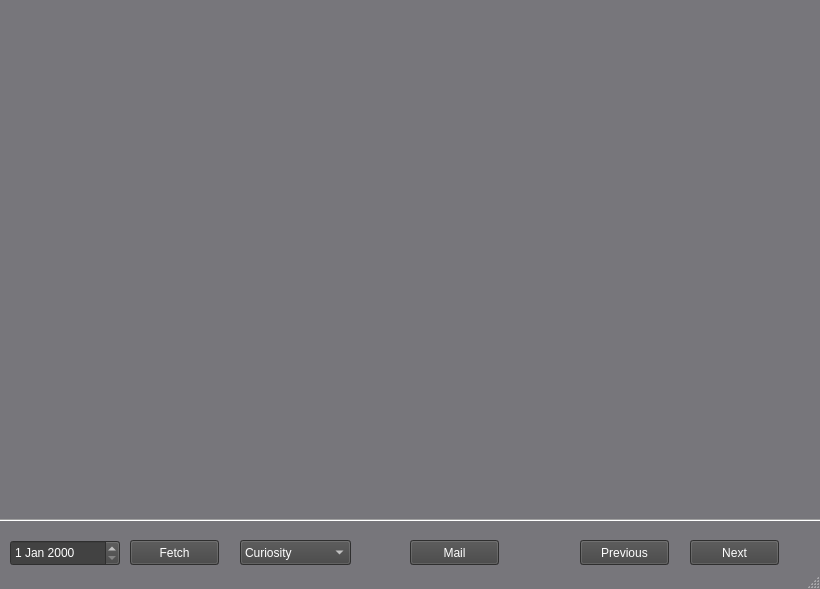
ivinjabraham/redeyes, file base.ui: the form before one commit.
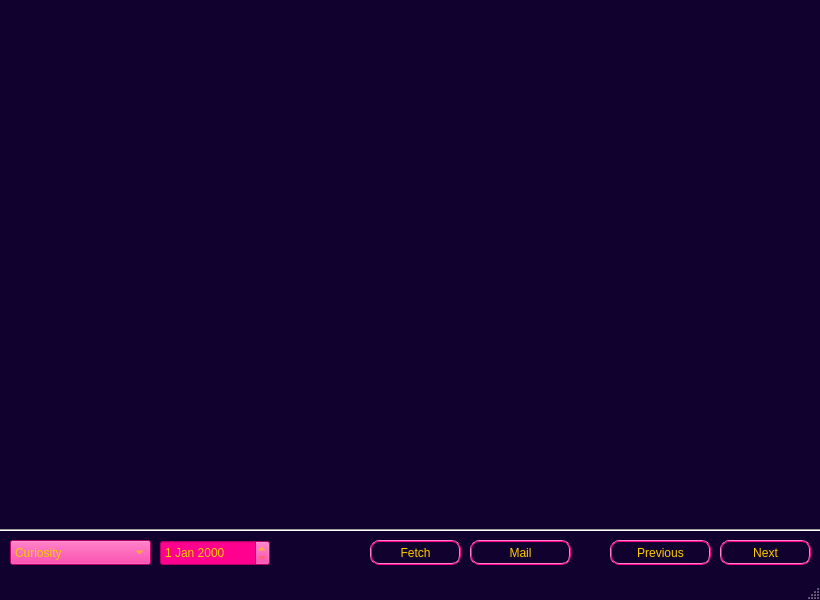
The form after the commit.

Commit message: ADD: Mail sent and not sent dialog windows.

Diff of the .ui file:
```diff
--- a/base.ui
+++ b/base.ui
@@ -7,37 +7,65 @@
     <x>0</x>
     <y>0</y>
     <width>820</width>
-    <height>589</height>
+    <height>600</height>
    </rect>
   </property>
+  <property name="minimumSize">
+   <size>
+    <width>820</width>
+    <height>600</height>
+   </size>
+  </property>
+  <property name="maximumSize">
+   <size>
+    <width>820</width>
+    <height>640</height>
+   </size>
+  </property>
   <property name="windowTitle">
    <string>MainWindow</string>
   </property>
   <property name="styleSheet">
-   <string notr="true">QPushButton{
-	background-color: #424242;
-	color: white;
-	font: 11pt &quot;JetBrains Mono&quot;;
+   <string notr="true">QPushButton:disabled{
+	color: grey;
+}
+
+QPushButton{
+	border: 2px;
+	border-style: ridge;
+	border-radius: 9px;
+	border-color: rgb(255, 0, 143);
+	color:#FFCC00; 
+	font: 63 11pt &quot;URW Gothic&quot;;
 }
 
 QMainWindow{
-	background-color: rgb(119, 118, 123)
+	background-color: #11012E;
+}
+QDateEdit:disabled{
+	background-color: #424242;
+	color: white;
+	font: 11pt &quot;JetBrains Mono&quot;;
 }
 
 QDateEdit {
+	background-color: #FF008F;
+	color: #FFCC00;
+	font: 11pt &quot;JetBrains Mono&quot;;
+}
+QComboBox:disabled {
 	background-color: #424242;
 	color: white;
 	font: 11pt &quot;JetBrains Mono&quot;;
 }
-
 QComboBox {
-	background-color: #424242;
-	color: white;
+	background-color: #FF008F;
+	color: #FFCC00;
 	font: 11pt &quot;JetBrains Mono&quot;;
 }
 
 QComboBox QAbstractItemView {
-	background-color: #424242;
+	background-color: #212121;
 	color: white;
 	font: 11pt &quot;JetBrains Mono&quot;;
 }</string>
@@ -46,9 +74,9 @@
    <widget class="QPushButton" name="pushButton">
     <property name="geometry">
      <rect>
-      <x>690</x>
+      <x>720</x>
       <y>540</y>
-      <width>89</width>
+      <width>91</width>
       <height>25</height>
      </rect>
     </property>
@@ -59,9 +87,9 @@
    <widget class="QPushButton" name="pushButton_2">
     <property name="geometry">
      <rect>
-      <x>580</x>
+      <x>610</x>
       <y>540</y>
-      <width>89</width>
+      <width>101</width>
       <height>25</height>
      </rect>
     </property>
@@ -77,12 +105,18 @@
    <widget class="QPushButton" name="pushButton_3">
     <property name="geometry">
      <rect>
-      <x>410</x>
+      <x>470</x>
       <y>540</y>
-      <width>89</width>
+      <width>101</width>
       <height>25</height>
      </rect>
     </property>
+    <property name="cursor">
+     <cursorShape>PointingHandCursor</cursorShape>
+    </property>
+    <property name="styleSheet">
+     <string notr="true"/>
+    </property>
     <property name="text">
      <string>Mail</string>
     </property>
@@ -90,9 +124,9 @@
    <widget class="QPushButton" name="pushButton_4">
     <property name="geometry">
      <rect>
-      <x>130</x>
+      <x>370</x>
       <y>540</y>
-      <width>89</width>
+      <width>91</width>
       <height>25</height>
      </rect>
     </property>
@@ -108,10 +142,22 @@
      <rect>
       <x>-10</x>
       <y>0</y>
-      <width>841</width>
-      <height>521</height>
+      <width>840</width>
+      <height>500</height>
      </rect>
     </property>
+    <property name="minimumSize">
+     <size>
+      <width>840</width>
+      <height>500</height>
+     </size>
+    </property>
+    <property name="maximumSize">
+     <size>
+      <width>840</width>
+      <height>560</height>
+     </size>
+    </property>
     <property name="text">
      <string/>
     </property>
@@ -122,7 +168,7 @@
    <widget class="QDateEdit" name="dateEdit">
     <property name="geometry">
      <rect>
-      <x>10</x>
+      <x>160</x>
       <y>540</y>
       <width>110</width>
       <height>26</height>
@@ -132,9 +178,9 @@
    <widget class="QComboBox" name="comboBox">
     <property name="geometry">
      <rect>
-      <x>240</x>
+      <x>10</x>
       <y>540</y>
-      <width>111</width>
+      <width>141</width>
       <height>25</height>
      </rect>
     </property>
@@ -157,12 +203,19 @@
    <widget class="Line" name="line">
     <property name="geometry">
      <rect>
-      <x>-40</x>
+      <x>-20</x>
       <y>510</y>
       <width>871</width>
-      <height>20</height>
+      <height>41</height>
      </rect>
     </property>
+    <property name="styleSheet">
+     <string notr="true">Line{ 
+		border-color: #4C23AF;
+       border: 0.5px ;
+       border-style: inset;
+}</string>
+    </property>
     <property name="orientation">
      <enum>Qt::Horizontal</enum>
     </property>
```
Left out of the diff: 23 changed lines with no effect on the pictures. The commit also changes 5 other files.
